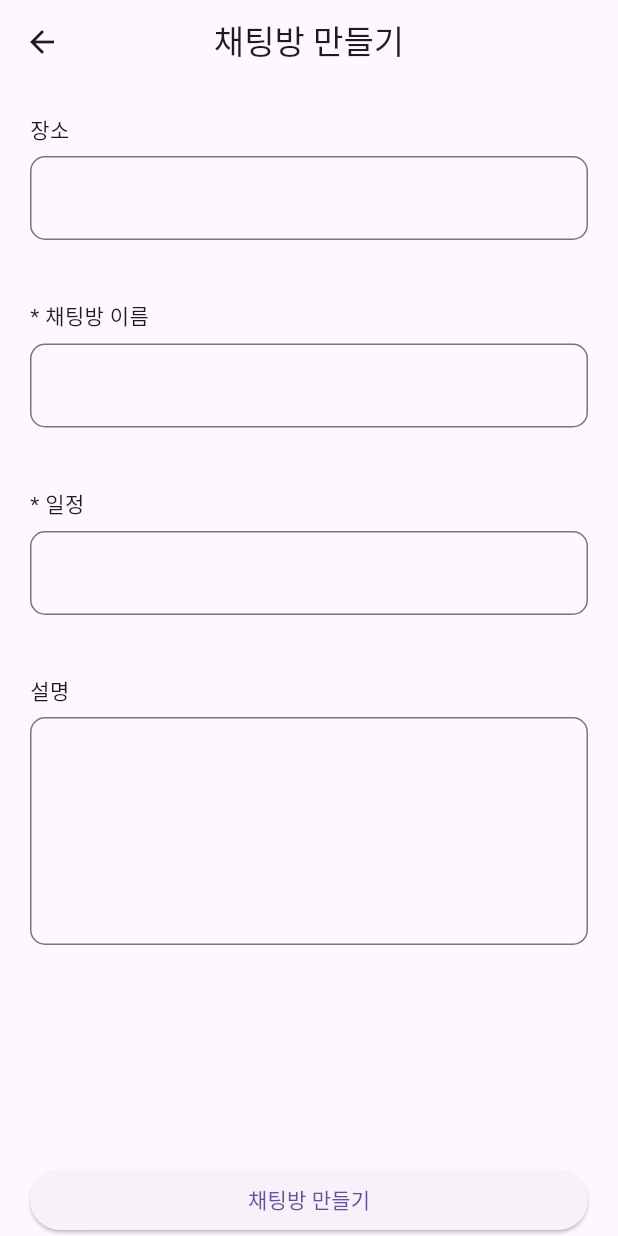
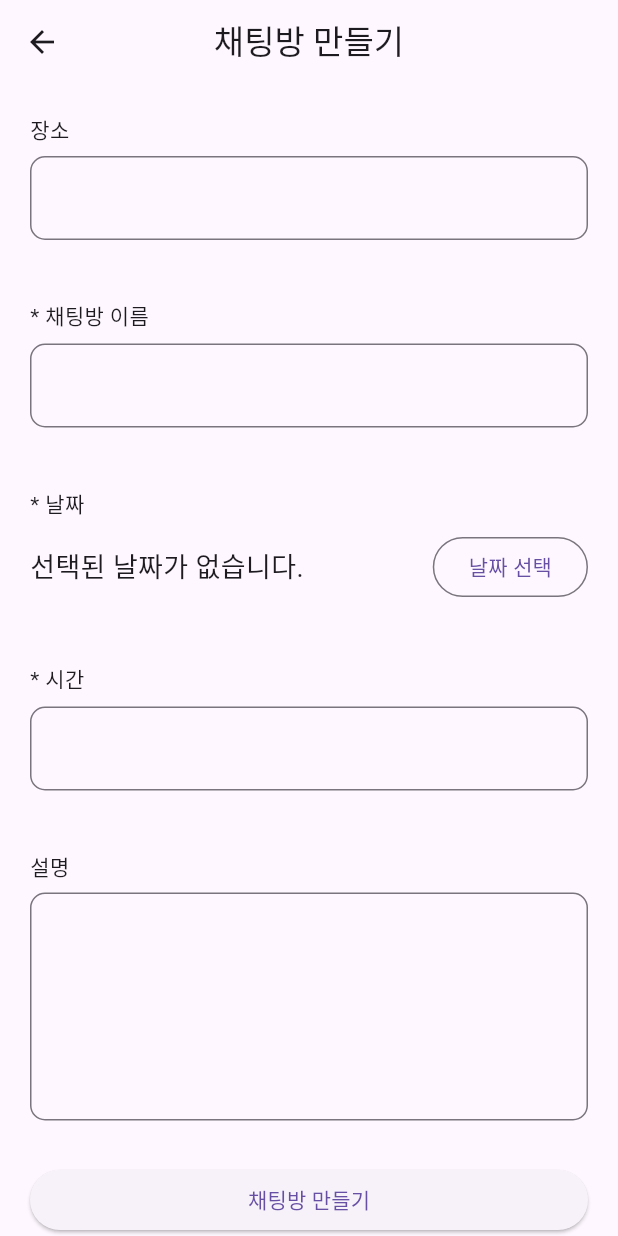
Before and after one commit to Meezzi/with-run-app, a Flutter app: the ChatCreatePage screen opened directly, on a phone screen of 412 x 824 dp. Run offline on Flutter 3.47's test engine with Material 3 defaults, Android fonts, the light colour scheme and no system bars; our stand-ins replace firebase_auth, firebase_core, flutter_riverpod, flutter_svg, google_sign_in, image_picker; accounts and stored records are empty; generated files the repository leaves out were written again; project files that could hold a hidden picture were left out.

Commit message:
feat : datePicker 추가가

```diff
--- a/lib/ui/pages/chat_create/chat_create_page.dart
+++ b/lib/ui/pages/chat_create/chat_create_page.dart
@@ -1,4 +1,5 @@
 import 'package:flutter/material.dart';
+import 'package:with_run_app/ui/pages/chat_create/date_picker_input.dart';
 
 class ChatCreatePage extends StatelessWidget {
   const ChatCreatePage({super.key});
@@ -22,7 +23,8 @@ class ChatCreatePage extends StatelessWidget {
                     children: [
                       inputElement(name: '장소', readOnly: true),
                       inputElement(name: '채팅방 이름', isRequired: true),
-                      inputElement(name: '일정', isRequired: true),
+                      inputElement(name: '날짜', isRequired: true, customInput: DatePickerInput()),
+                      inputElement(name: '시간', isRequired: true),
                       inputElement(name: '설명', maxLines: 5),
                     ],
                   ),
@@ -42,7 +44,7 @@ class ChatCreatePage extends StatelessWidget {
     );
   }
 
-  Widget inputElement({required String name, bool isRequired = false, int maxLines = 1, bool readOnly = false}) {
+  Widget inputElement({required String name, bool isRequired = false, int maxLines = 1, bool readOnly = false, Widget? customInput = null}) {
     return Padding(
       padding: const EdgeInsets.symmetric(vertical: 20),
       child: Column(
@@ -50,7 +52,7 @@ class ChatCreatePage extends StatelessWidget {
         children: [
           Text(requiredInput(name, isRequired), ),
           SizedBox(height: 8),
-          TextFormField(
+          customInput ?? TextFormField(
             readOnly: readOnly,
             maxLines: maxLines,
             decoration: InputDecoration(
--- /dev/null
+++ b/lib/ui/pages/chat_create/date_picker_input.dart
@@ -0,0 +1,43 @@
+import 'package:flutter/material.dart';
+
+class DatePickerInput extends StatefulWidget {
+  const DatePickerInput({super.key});
+
+  @override
+  State<DatePickerInput> createState() => _DatePickerInputState();
+}
+
+class _DatePickerInputState extends State<DatePickerInput> {
+  DateTime? selectedDate;
+
+  Future<void> _selectDate() async {
+    final DateTime? pickedDate = await showDatePicker(
+      context: context,
+      initialDate: DateTime(2021, 7, 25),
+      firstDate: DateTime(2021),
+      lastDate: DateTime(2022),
+    );
+
+    setState(() {
+      selectedDate = pickedDate;
+    });
+  }
+
+  @override
+  Widget build(BuildContext context) {
+    return Row(
+      mainAxisAlignment: MainAxisAlignment.spaceBetween,
+      children: <Widget>[
+        Text(
+          selectedDate != null
+              ? '${selectedDate!.day}/${selectedDate!.month}/${selectedDate!.year}'
+              : '선택된 날짜가 없습니다.',
+              style: TextStyle(
+                fontSize: 18,
+              ),
+        ),
+        OutlinedButton(onPressed: _selectDate, child: const Text('날짜 선택')),
+      ],
+    );
+  }
+}
```
Also changed, not shown: lib/data/model/user.dart (added, +15 -0 lines).
